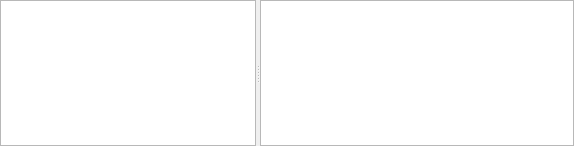
Old version of the form studio/docks/timearea.ui in the repository caryoscelus/rainynite-studio.
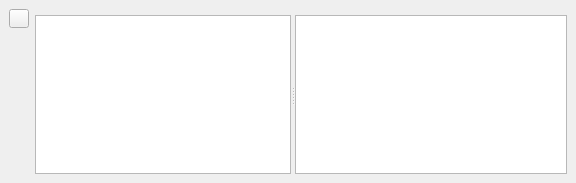
New version of the form. Icons and pictures are not drawn. Custom widgets are drawn as their Qt base class.

Commit message: Timearea dock: reload button

What changed in the file:
```diff
--- a/studio/docks/timearea.ui
+++ b/studio/docks/timearea.ui
@@ -6,8 +6,8 @@
    <rect>
     <x>0</x>
     <y>0</y>
-    <width>574</width>
-    <height>146</height>
+    <width>576</width>
+    <height>183</height>
    </rect>
   </property>
   <property name="sizePolicy">
@@ -26,22 +26,45 @@
      <verstretch>0</verstretch>
     </sizepolicy>
    </property>
-   <layout class="QVBoxLayout" name="verticalLayout">
+   <layout class="QHBoxLayout" name="horizontalLayout">
+    <item>
+     <layout class="QVBoxLayout" name="buttons">
     <property name="spacing">
      <number>0</number>
     </property>
-    <property name="leftMargin">
-     <number>0</number>
-    </property>
-    <property name="topMargin">
-     <number>0</number>
-    </property>
-    <property name="rightMargin">
-     <number>0</number>
-    </property>
-    <property name="bottomMargin">
-     <number>0</number>
-    </property>
+      <item>
+       <widget class="QToolButton" name="reload">
+        <property name="text">
+         <string/>
+        </property>
+        <property name="icon">
+         <iconset theme="view-refresh"/>
+        </property>
+        <property name="iconSize">
+         <size>
+          <width>12</width>
+          <height>12</height>
+         </size>
+        </property>
+       </widget>
+      </item>
+      <item>
+       <spacer name="verticalSpacer">
+        <property name="orientation">
+         <enum>Qt::Vertical</enum>
+        </property>
+        <property name="sizeHint" stdset="0">
+         <size>
+          <width>20</width>
+          <height>40</height>
+         </size>
+        </property>
+       </spacer>
+      </item>
+     </layout>
+    </item>
+    <item>
+     <layout class="QVBoxLayout" name="verticalLayout">
     <item>
      <widget class="rainynite::studio::TimelineRuler" name="ruler" native="true">
       <property name="sizePolicy">
@@ -86,6 +109,8 @@
        </property>
       </widget>
      </widget>
+      </item>
+     </layout>
     </item>
    </layout>
   </widget>
```
Lines whose indentation alone changed are shown as unchanged. The commit also changes 1 other file.
